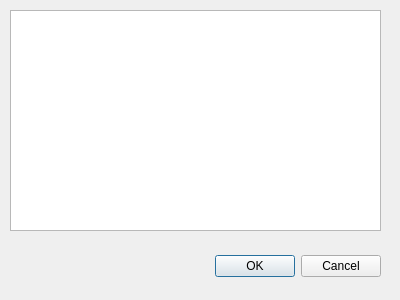
Above: robot_upper_control/ui/mapselectdialog.ui from Nyar-D/RobotUpperControl before the change. Below: the same form after it.
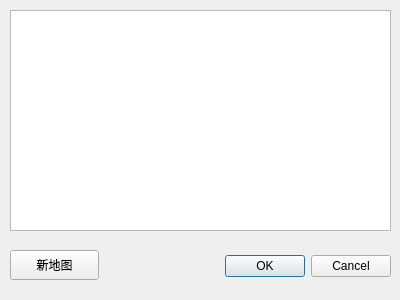
That is the form after the change.

Commit message: 添加障碍物编辑、地图选择发布功能

The edit to the form file:
```diff
--- a/robot_upper_control/ui/mapselectdialog.ui
+++ b/robot_upper_control/ui/mapselectdialog.ui
@@ -16,9 +16,9 @@
   <widget class="QDialogButtonBox" name="buttonBox">
    <property name="geometry">
     <rect>
-     <x>40</x>
+     <x>220</x>
      <y>250</y>
-     <width>341</width>
+     <width>171</width>
      <height>32</height>
     </rect>
    </property>
@@ -29,16 +29,29 @@
     <set>QDialogButtonBox::Cancel|QDialogButtonBox::Ok</set>
    </property>
   </widget>
-  <widget class="QListView" name="listView">
+  <widget class="QListWidget" name="mapList_lw">
    <property name="geometry">
     <rect>
      <x>10</x>
      <y>10</y>
-     <width>371</width>
+     <width>381</width>
      <height>221</height>
     </rect>
    </property>
   </widget>
+  <widget class="QPushButton" name="newMap_btn">
+   <property name="geometry">
+    <rect>
+     <x>10</x>
+     <y>250</y>
+     <width>89</width>
+     <height>30</height>
+    </rect>
+   </property>
+   <property name="text">
+    <string>新地图</string>
+   </property>
+  </widget>
  </widget>
  <resources/>
  <connections>
```
The commit also changes 11 other files.
